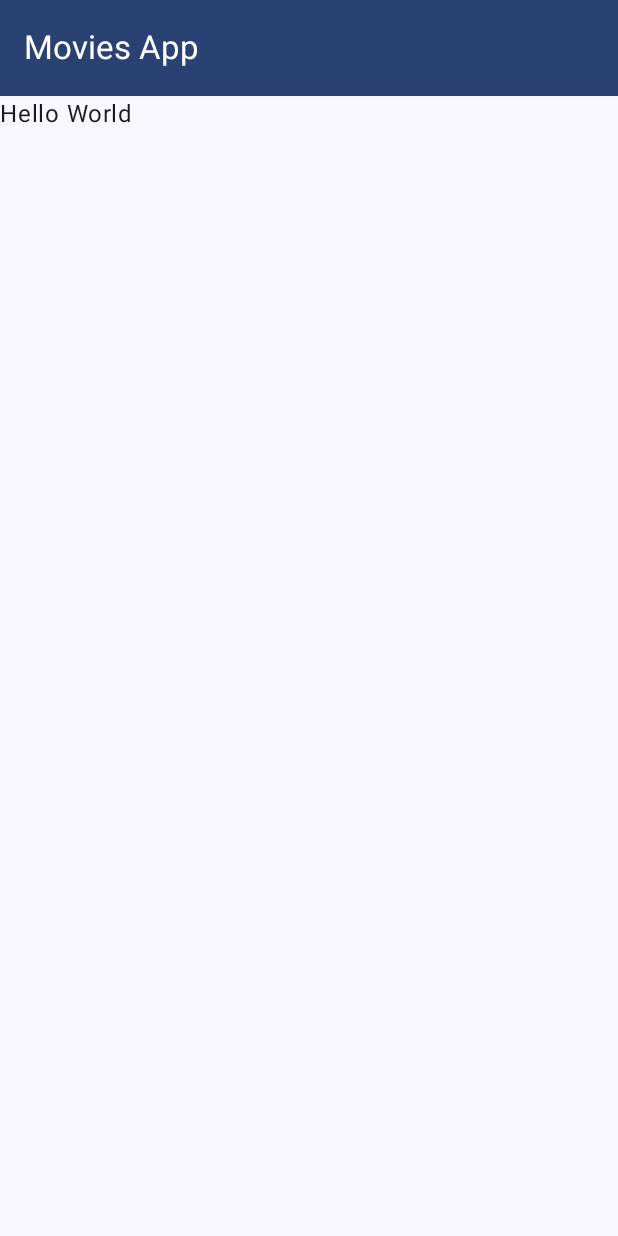
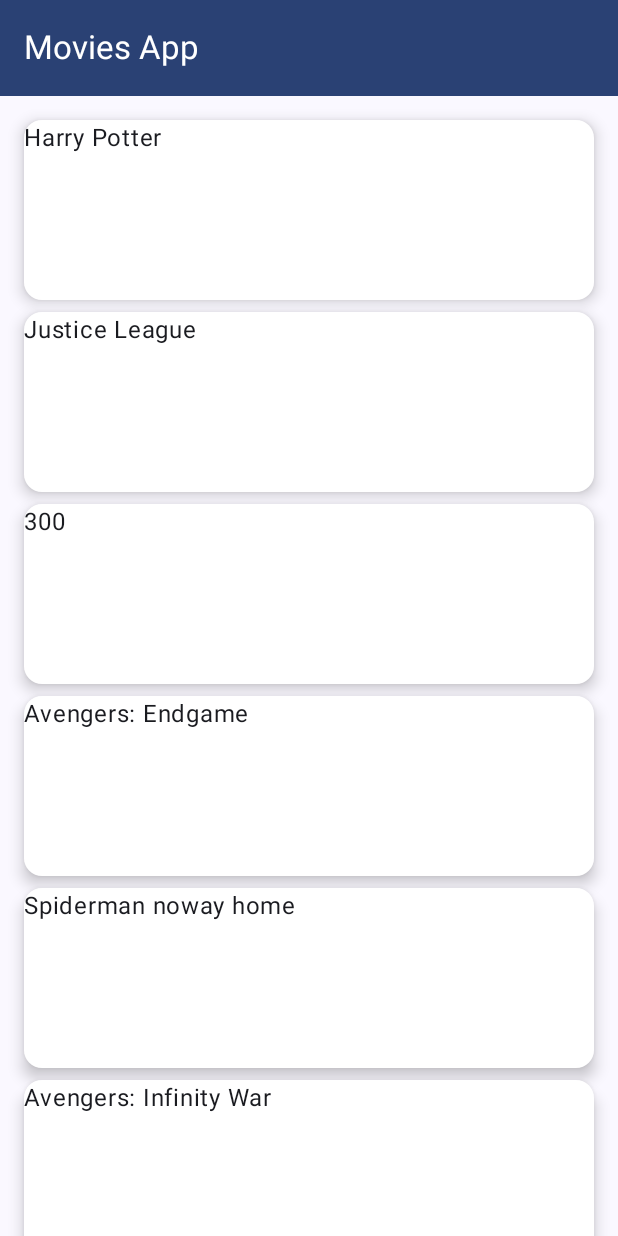
Before and after one commit to informramiz/ComposeMoviesApp, an Android app built with Jetpack Compose: the screen it shows after launch (MainActivity), on a phone screen of 412 x 824 dp. Run offline under Robolectric (Android 15) with nearby library versions, the phone set to English and light mode, and no system bars.

Commit message:
feat: Build basic structure of movies list

```diff
--- a/app/src/main/java/com/example/composemoviesapp/MainActivity.kt
+++ b/app/src/main/java/com/example/composemoviesapp/MainActivity.kt
@@ -5,8 +5,17 @@ import android.os.Bundle
 import androidx.activity.ComponentActivity
 import androidx.activity.compose.setContent
 import androidx.compose.foundation.layout.Box
+import androidx.compose.foundation.layout.PaddingValues
 import androidx.compose.foundation.layout.fillMaxSize
+import androidx.compose.foundation.layout.fillMaxWidth
+import androidx.compose.foundation.layout.height
 import androidx.compose.foundation.layout.padding
+import androidx.compose.foundation.lazy.LazyColumn
+import androidx.compose.foundation.lazy.items
+import androidx.compose.foundation.shape.RoundedCornerShape
+import androidx.compose.material3.Card
+import androidx.compose.material3.CardDefaults
+import androidx.compose.material3.CardElevation
 import androidx.compose.material3.ExperimentalMaterial3Api
 import androidx.compose.material3.MaterialTheme
 import androidx.compose.material3.Scaffold
@@ -16,7 +25,9 @@ import androidx.compose.material3.TopAppBar
 import androidx.compose.material3.TopAppBarDefaults
 import androidx.compose.runtime.Composable
 import androidx.compose.ui.Modifier
+import androidx.compose.ui.graphics.Color
 import androidx.compose.ui.tooling.preview.Preview
+import androidx.compose.ui.unit.dp
 import com.example.composemoviesapp.ui.theme.ComposeMoviesAppTheme
 
 class MainActivity : ComponentActivity() {
@@ -56,12 +67,44 @@ private fun MyApp(content: @Composable () -> Unit) {
 
 @Composable
 private fun MainContent() {
-    Text(
-        text = "Hello World",
-        color = MaterialTheme.colorScheme.onBackground
+    val movies = listOf(
+        "Harry Potter",
+        "Justice League",
+        "300",
+        "Avengers: Endgame",
+        "Spiderman noway home",
+        "Avengers: Infinity War",
+        "The Batman"
     )
+    MoviesList(movies = movies)
 }
 
+@Composable
+private fun MoviesList(movies: List<String>) {
+    LazyColumn(
+        contentPadding = PaddingValues(12.dp)
+    ) {
+        items(movies) {
+            MovieRow(movie = it)
+        }
+    }
+}
+
+@Composable
+private fun MovieRow(movie: String) {
+    Card(
+        modifier = Modifier
+            .padding(4.dp)
+            .fillMaxWidth()
+            .height(120.dp)
+        ,
+        shape = RoundedCornerShape(12.dp),
+        elevation = CardDefaults.cardElevation(defaultElevation = 6.dp),
+        colors = CardDefaults.cardColors(containerColor = Color.White)
+    ) {
+        Text(text = movie)
+    }
+}
 
 @Preview(showBackground = true)
 @Composable
```
